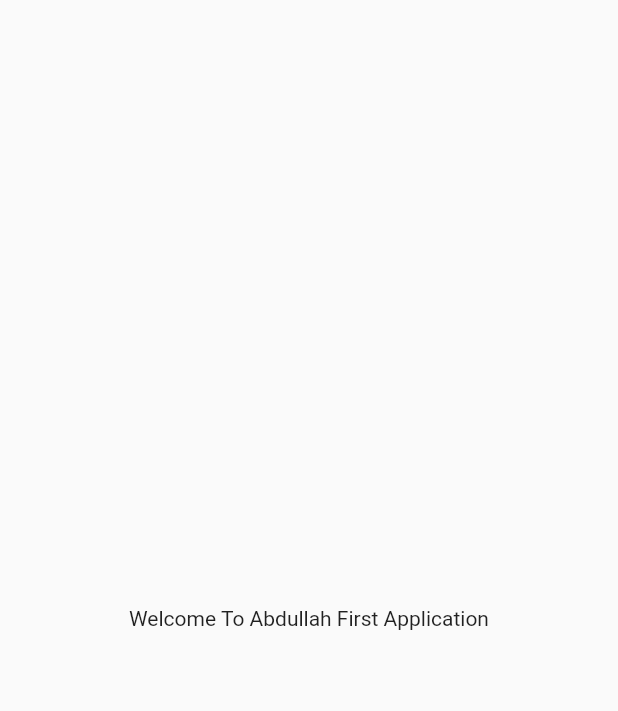
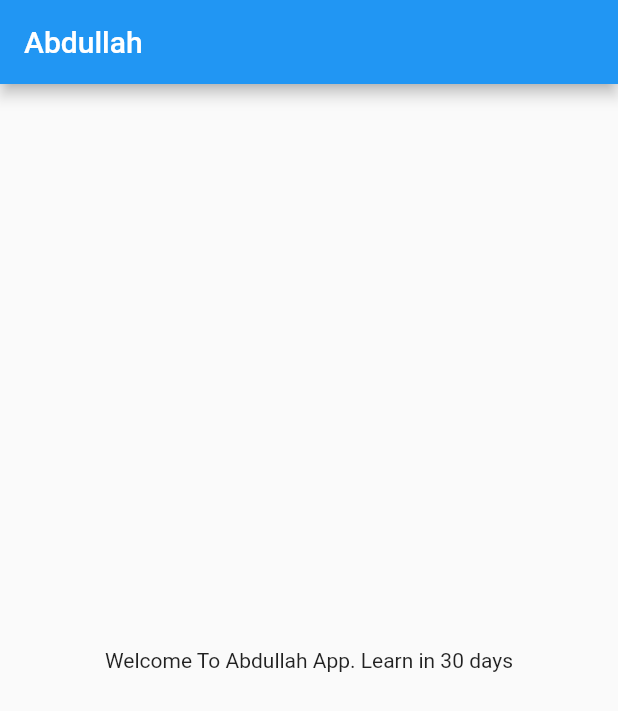
Before and after one commit to abdullah9fsd/Flutterwith30Days, a Flutter app: the screen it shows after launch, on a phone screen of 412 x 824 dp. Shown: the top 711 px of the screen. Run offline on Flutter 3.47's test engine with Material 2 defaults, Android fonts, the phone set to English and light mode, and no system bars.

Commit message:
day2 complete

```diff
--- /dev/null
+++ b/lib/home.page.dart
@@ -0,0 +1,18 @@
+import 'package:flutter/material.dart';
+
+class HomePage extends StatelessWidget {
+  final int day = 30;
+  final String name = "Abdullah";
+
+  @override
+  Widget build(BuildContext context) {
+    return Scaffold(
+        appBar: AppBar(
+          title: const Text("Abdullah"),
+        ),
+        body: Center(
+            child: Container(
+          child: Text("Welcome To $name App. Learn in $day days"),
+        )));
+  }
+}
--- a/lib/main.dart
+++ b/lib/main.dart
@@ -1,20 +1,13 @@
 import 'package:flutter/material.dart';
+import 'package:flutter_catalog/home.page.dart';
 
 void main() {
   runApp(MyApp());
 }
 
 class MyApp extends StatelessWidget {
-  const MyApp({super.key});
-
   @override
   Widget build(BuildContext context) {
-    return MaterialApp(
-      home: Material(
-          child: Center(
-              child: Container(
-        child: Text("Welcome To Abdullah First Application"),
-      ))),
-    );
+    return MaterialApp(home: HomePage());
   }
 }
```
